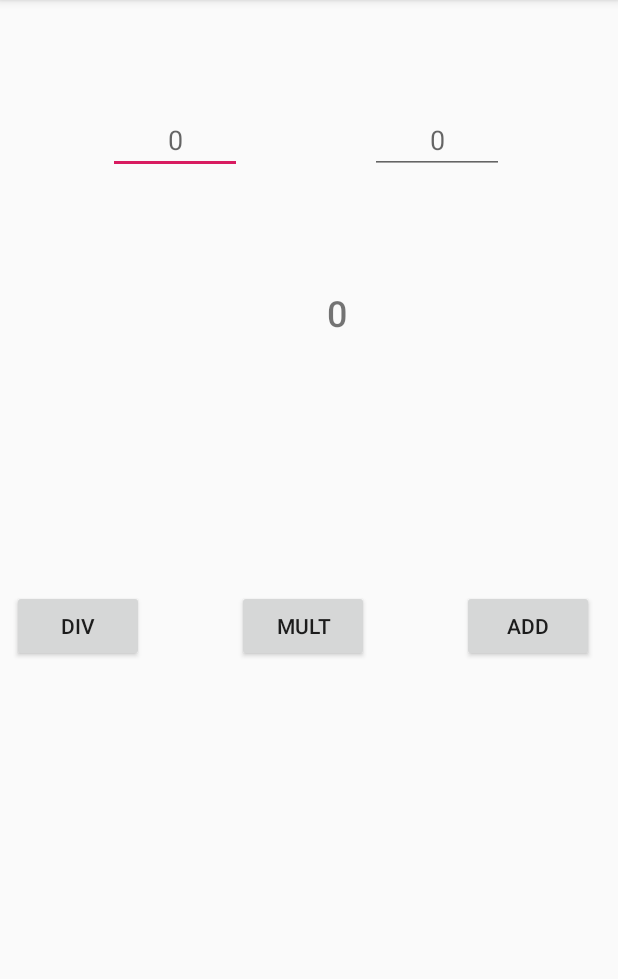
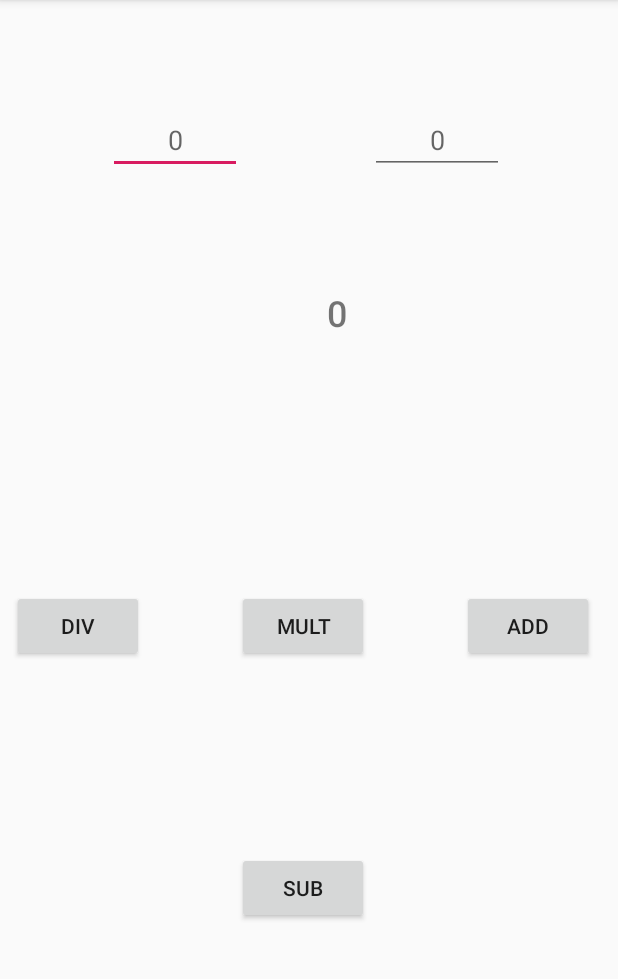
Before and after one commit to gdg-el-paso/Android-Workshops, an Android app: the screen it shows after launch (MainActivity), after a tap on "ADD", on a phone screen of 412 x 824 dp, the part 84-1063 px from its top. Run offline under Robolectric (Android 15) with nearby library versions, the phone set to English and light mode, and no system bars; our stand-ins replace Volley.

Commit message:
The final app with the four buttons and the BTC API working

```diff
--- a/IntroToAndroidDev/app/src/main/AndroidManifest.xml
+++ b/IntroToAndroidDev/app/src/main/AndroidManifest.xml
@@ -11,8 +11,6 @@
     https://developer.android.com/guide/topics/permissions/overview
     -->
     <uses-permission android:name="android.permission.INTERNET" />
-
-
 
     <application
         android:allowBackup="true"
--- a/IntroToAndroidDev/app/src/main/java/com/googledevelopersgroup/intro/CalFragment.java
+++ b/IntroToAndroidDev/app/src/main/java/com/googledevelopersgroup/intro/CalFragment.java
@@ -45,7 +45,7 @@ public class CalFragment extends Fragment {
         Log.i(TAG, "onViewCreated() -Fragment");
         //Here we are going to get the views from the XML
         additionBtn = view.findViewById(R.id.addBtn);
-//        subBtn = view.findViewById(R.id.SubBtn);
+        subBtn = view.findViewById(R.id.SubBtn);
         divBtn = view.findViewById(R.id.DivBtn);
         multBtn = view.findViewById(R.id.MultBtn);
         num1 = view.findViewById(R.id.num1);
@@ -72,10 +72,10 @@ public class CalFragment extends Fragment {
             result.setText(String.valueOf((nums[0]+nums[1])));
         });
 
-//        subBtn.setOnClickListener(v -> {
-//            int nums [] = getNums();
-//            result.setText(String.valueOf((nums[0] - nums[1])));
-//        });
+        subBtn.setOnClickListener(v -> {
+            int nums [] = getNums();
+            result.setText(String.valueOf((nums[0] - nums[1])));
+        });
 
         divBtn.setOnClickListener(v -> {
             int nums [] = getNums();
@@ -94,13 +94,12 @@ public class CalFragment extends Fragment {
         //first we are going retrieve the numbers from the textViews
 
         //For checking is the input is a digit
-//        int n0 = !num0.getText().toString().matches("^(0|[1-9][0-9]*)$")
-//                ? 0 : Integer.parseInt(num0.getText().toString());
-//        int n1 = !num1.getText().toString().matches("^(0|[1-9][0-9]*)$")
-//                ? 0 : Integer.parseInt(num1.getText().toString());
+        int n0 = !num0.getText().toString().matches("^(0|[1-9][0-9]*)$")
+                ? 0 : Integer.parseInt(num0.getText().toString());
+        int n1 = !num1.getText().toString().matches("^(0|[1-9][0-9]*)$")
+                ? 0 : Integer.parseInt(num1.getText().toString());
 
-        int n0 = Integer.parseInt(num0.getText().toString());
-        int n1 = Integer.parseInt(num1.getText().toString());
+
 
         return new int[]{n0, n1};
     }
--- a/IntroToAndroidDev/app/src/main/java/com/googledevelopersgroup/intro/MainActivity.java
+++ b/IntroToAndroidDev/app/src/main/java/com/googledevelopersgroup/intro/MainActivity.java
@@ -39,7 +39,7 @@ public class MainActivity extends AppCompatActivity {
 
         //first ew are going to request the user for the permission to use the flashlight
         ActivityCompat.requestPermissions(MainActivity.this,
-                new String[] {Manifest.permission.CAMERA}, INT_PERMISSION);
+                new String[] {Manifest.permission.INTERNET}, INT_PERMISSION);
 
         //initializing View Pager
         viewPager = findViewById(R.id.ViewPager);
@@ -115,12 +115,6 @@ public class MainActivity extends AppCompatActivity {
     }
 
     @Override
-    protected void onPause() {
-        Log.d(LIFECYCLE_TAG, "onPause() called -Activity");
-        super.onPause();
-    }
-
-    @Override
     protected void onStart() {
         Log.d(LIFECYCLE_TAG, "onStart() called -Activity");
         super.onStart();
--- a/IntroToAndroidDev/app/src/main/res/layout/cal_fragment.xml
+++ b/IntroToAndroidDev/app/src/main/res/layout/cal_fragment.xml
@@ -93,4 +93,17 @@
         app:layout_constraintStart_toStartOf="parent"
         app:layout_constraintTop_toTopOf="@+id/MultBtn" />
 
+    <Button
+        android:id="@+id/SubBtn"
+        android:layout_width="wrap_content"
+        android:layout_height="wrap_content"
+        android:layout_marginStart="8dp"
+        android:layout_marginEnd="8dp"
+        android:layout_marginBottom="152dp"
+        android:text="Sub"
+        app:layout_constraintBottom_toBottomOf="parent"
+        app:layout_constraintEnd_toEndOf="parent"
+        app:layout_constraintHorizontal_bias="0.488"
+        app:layout_constraintStart_toStartOf="parent" />
+
 </android.support.constraint.ConstraintLayout>
```
Also changed, not shown: IntroToAndroidDev/app/src/main/java/com/googledevelopersgroup/intro/BTCFragment.java (+30 -23 lines).
